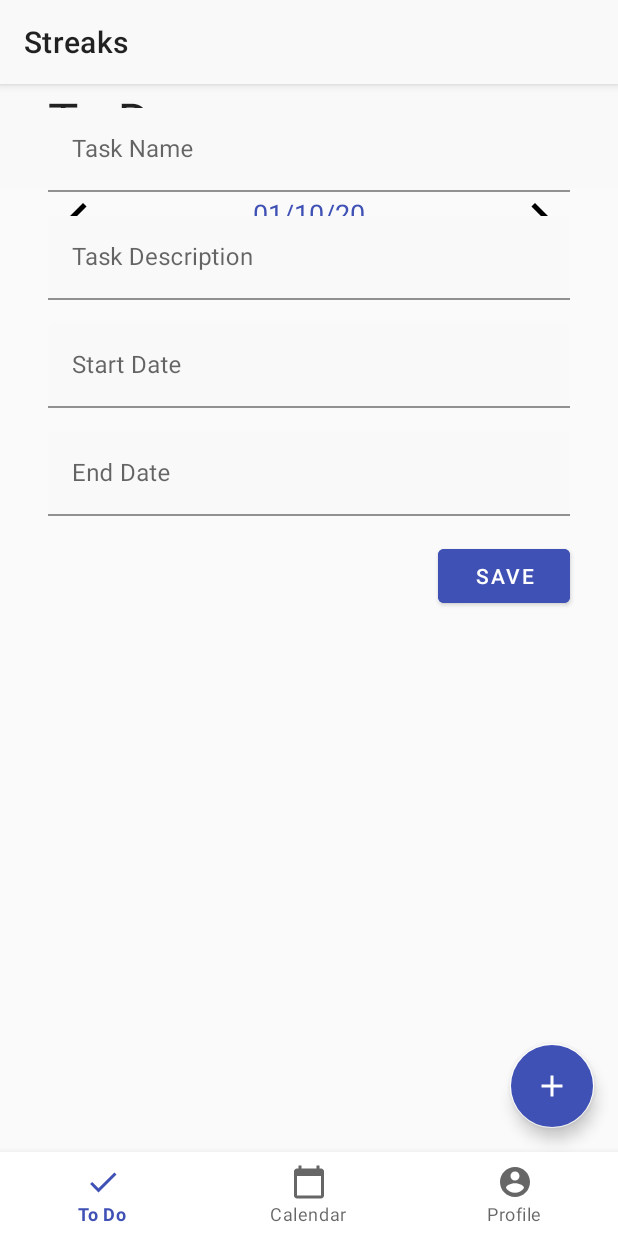
After one commit to ntsummers1/Streaks, an Android app: the fragment EditTaskFragment placed in its activity, on a phone screen of 412 x 824 dp. The commit adds this screen. Run offline under Robolectric (Android 15) with nearby library versions, the phone set to English and light mode, and no system bars; our stand-ins replace Dagger/Hilt's generated code, Room's generated code, navigation-ui; 2 statements that could not run were skipped.

Commit message:
Start work on editting tasks

```diff
--- a/app/src/main/java/com/ntsummers1/streaks/MainActivity.kt
+++ b/app/src/main/java/com/ntsummers1/streaks/MainActivity.kt
@@ -22,6 +22,7 @@ import com.ntsummers1.streaks.dependencyinjection.AppModule
 import com.ntsummers1.streaks.dependencyinjection.DaggerAppComponent
 import com.ntsummers1.streaks.dependencyinjection.RoomModule
 import com.ntsummers1.streaks.ui.tasks.CreateTaskFragment
+import com.ntsummers1.streaks.ui.tasks.EditTaskFragment
 import com.ntsummers1.streaks.ui.todo.TodoFragment
 
 
@@ -117,4 +118,12 @@ class MainActivity : AppCompatActivity() {
             .build()
             .inject(fragment)
     }
+
+    fun editTaskFragment(fragment: EditTaskFragment) {
+        DaggerAppComponent.builder()
+            .appModule(AppModule(application))
+            .roomModule(RoomModule(application))
+            .build()
+            .inject(fragment)
+    }
 }
--- a/app/src/main/java/com/ntsummers1/streaks/data/dao/TaskDao.kt
+++ b/app/src/main/java/com/ntsummers1/streaks/data/dao/TaskDao.kt
@@ -17,6 +17,9 @@ interface TaskDao {
     @Query("SELECT * FROM Task WHERE startDate <= :givenDate AND (endDate >=:givenDate OR endDate IS NULL)")
     fun findByDate(givenDate: Date): LiveData<List<Task>>
 
+    @Query("UPDATE Task set title = :title, description = :description, startDate = :startDate, endDate = :endDate where id = :id")
+    fun updateTask(id: Int, title: String, description: String?, startDate: Date, endDate: Date?)
+
     @Insert(onConflict = OnConflictStrategy.REPLACE)
     fun insert(task: Task?): Long
 
--- a/app/src/main/java/com/ntsummers1/streaks/data/repository/TaskRepository.kt
+++ b/app/src/main/java/com/ntsummers1/streaks/data/repository/TaskRepository.kt
@@ -12,6 +12,8 @@ interface TaskRepository{
 
     suspend fun findByDate(givenDate: Date): LiveData<List<Task>>
 
+    suspend fun updateTask(id: Int, title: String, description: String?, startDate: Date, endDate: Date?)
+
     suspend fun insert(task: Task?): Long
 
     suspend fun delete(task: Task?): Int
--- a/app/src/main/java/com/ntsummers1/streaks/data/repository/TaskRepositoryImpl.kt
+++ b/app/src/main/java/com/ntsummers1/streaks/data/repository/TaskRepositoryImpl.kt
@@ -24,6 +24,11 @@ class TaskRepositoryImpl @Inject constructor(taskDao: TaskDao) : TaskRepository
         return taskDao.findByDate(givenDate)
     }
 
+    override suspend fun updateTask(id: Int, title: String, description: String?,
+                                    startDate: Date, endDate: Date?) {
+        taskDao.updateTask(id, title, description, startDate, endDate)
+    }
+
     override suspend fun insert(task: Task?): Long {
         return taskDao.insert(task)
     }
--- a/app/src/main/java/com/ntsummers1/streaks/dependencyinjection/AppComponent.kt
+++ b/app/src/main/java/com/ntsummers1/streaks/dependencyinjection/AppComponent.kt
@@ -7,6 +7,7 @@ import com.ntsummers1.streaks.data.Database
 import com.ntsummers1.streaks.data.dao.TaskDao
 import com.ntsummers1.streaks.data.repository.TaskRepository
 import com.ntsummers1.streaks.ui.tasks.CreateTaskFragment
+import com.ntsummers1.streaks.ui.tasks.EditTaskFragment
 import com.ntsummers1.streaks.ui.todo.TodoFragment
 import dagger.Component
 
@@ -19,6 +20,7 @@ interface AppComponent {
     fun inject(mainActivity: MainActivity?)
     fun inject(target: TodoFragment)
     fun inject(target: CreateTaskFragment)
+    fun inject(target: EditTaskFragment)
     fun taskDao(): TaskDao?
     fun database(): Database?
     fun taskrepository(): TaskRepository?
--- /dev/null
+++ b/app/src/main/java/com/ntsummers1/streaks/ui/tasks/EditTaskFragment.kt
@@ -0,0 +1,146 @@
+package com.ntsummers1.streaks.ui.tasks
+
+import android.app.DatePickerDialog
+import android.os.Bundle
+import android.util.Log
+import android.view.LayoutInflater
+import android.view.View
+import android.view.ViewGroup
+import android.widget.EditText
+import android.widget.TextView
+import androidx.fragment.app.Fragment
+import androidx.lifecycle.Observer
+import androidx.lifecycle.ViewModelProviders
+import androidx.navigation.findNavController
+import com.google.android.material.button.MaterialButton
+import com.google.android.material.floatingactionbutton.FloatingActionButton
+import com.google.android.material.textfield.TextInputEditText
+import com.ntsummers1.streaks.MainActivity
+import com.ntsummers1.streaks.R
+import com.ntsummers1.streaks.data.entity.Task
+import kotlinx.android.synthetic.main.fragment_edit_task.*
+import kotlinx.coroutines.GlobalScope
+import kotlinx.coroutines.async
+import kotlinx.coroutines.launch
+import java.text.SimpleDateFormat
+import java.util.*
+import javax.inject.Inject
+
+class EditTaskFragment : Fragment() {
+
+    @Inject
+    lateinit var viewModelFactory: EditTaskViewModelFactory
+    lateinit var viewModel: EditTaskViewModel
+
+    private var saveTaskButton: MaterialButton? = null
+    private var editTaskTitle: TextInputEditText? = null
+    private var editTaskDescription: TextInputEditText? = null
+
+    lateinit var editTaskStartDate: TextInputEditText
+    lateinit var editTaskStartDateCalendar: Calendar
+
+    lateinit var editTaskEndDate: TextInputEditText
+    lateinit var editTaskEndDateCalendar: Calendar
+
+    private var taskId: Int = 0
+
+    override fun onCreateView(
+        inflater: LayoutInflater,
+        container: ViewGroup?,
+        savedInstanceState: Bundle?
+    ): View? {
+        val root = inflater.inflate(R.layout.fragment_edit_task, container, false)
+
+        (activity as MainActivity).setupLowerLevelFragment()
+        (activity as MainActivity).editTaskFragment(this)
+
+        arguments?.let {
+            taskId = it.getInt("taskId")
+        }
+
+        saveTaskButton = root.findViewById(R.id.save_task)
+        editTaskTitle = root.findViewById(R.id.edit_task_title_input)
+        editTaskDescription = root.findViewById(R.id.edit_task_description_input)
+
+        editTaskStartDateCalendar = Calendar.getInstance()
+        editTaskStartDate = root.findViewById(R.id.edit_task_start_date_input)
+
+        val startDate = DatePickerDialog.OnDateSetListener { view, year, monthOfYear, dayOfMonth ->
+            editTaskStartDateCalendar.set(Calendar.YEAR, year)
+            editTaskStartDateCalendar.set(Calendar.MONTH, monthOfYear)
+            editTaskStartDateCalendar.set(Calendar.DAY_OF_MONTH, dayOfMonth)
+            updateLabel(editTaskStartDate, editTaskStartDateCalendar)
+        }
+
+        editTaskStartDate.setOnClickListener {
+            DatePickerDialog(context, startDate,
+                editTaskStartDateCalendar.get(Calendar.YEAR),
+                editTaskStartDateCalendar.get(Calendar.MONTH),
+                editTaskStartDateCalendar.get(Calendar.DAY_OF_MONTH)
+            ).show()
+        }
+
+        editTaskEndDateCalendar = Calendar.getInstance()
+        editTaskEndDate = root.findViewById(R.id.edit_task_end_date_input)
+
+        val endDate = DatePickerDialog.OnDateSetListener { view, year, monthOfYear, dayOfMonth ->
+            editTaskEndDateCalendar.set(Calendar.YEAR, year)
+            editTaskEndDateCalendar.set(Calendar.MONTH, monthOfYear)
+            editTaskEndDateCalendar.set(Calendar.DAY_OF_MONTH, dayOfMonth)
+            updateLabel(editTaskEndDate, editTaskEndDateCalendar)
+        }
+
+        editTaskEndDate.setOnClickListener {
+            DatePickerDialog(context, endDate,
+                editTaskEndDateCalendar.get(Calendar.YEAR),
+                editTaskEndDateCalendar.get(Calendar.MONTH),
+                editTaskEndDateCalendar.get(Calendar.DAY_OF_MONTH)
+            ).show()
+        }
+
+        return root
+    }
+
+    override fun onActivityCreated(savedInstanceState: Bundle?) {
+        super.onActivityCreated(savedInstanceState)
+
+        viewModel = ViewModelProviders.of(this, viewModelFactory)
+            .get(EditTaskViewModel::class.java)
+
+        initUi()
+    }
+
+    fun initUi() {
+
+        GlobalScope.async {
+            val task = viewModel.findTaskById(taskId)
+
+            task.observe(this@EditTaskFragment, Observer {
+                editTaskTitle?.setText(it.getTitle())
+                editTaskDescription?.setText(it.getDescription())
+            })
+        }
+
+
+        saveTaskButton?.setOnClickListener {
+            val title = editTaskTitle?.text.toString()
+            val description = editTaskDescription?.text?.toString()
+            val startDate = editTaskStartDateCalendar.time
+            val endDate = editTaskEndDateCalendar.time
+
+            if (!title.isNullOrEmpty()) {
+                GlobalScope.launch {
+                    viewModel.updateTask(taskId, title, description, startDate, endDate)
+                }
+                view?.findNavController()?.
+                    navigate(R.id.action_navigation_edit_task_to_navigation_todo)
+            }
+        }
+    }
+
+    private fun updateLabel(date: TextInputEditText, calendar: Calendar) {
+        val myFormat = "MM/dd/yy"
+        val sdf = SimpleDateFormat(myFormat, Locale.US)
+        date.setText(sdf.format(calendar.getTime()))
+    }
+}
--- /dev/null
+++ b/app/src/main/java/com/ntsummers1/streaks/ui/tasks/EditTaskViewModel.kt
@@ -0,0 +1,32 @@
+package com.ntsummers1.streaks.ui.tasks
+
+import androidx.lifecycle.LiveData
+import androidx.lifecycle.MutableLiveData
+import androidx.lifecycle.ViewModel
+import androidx.lifecycle.ViewModelProvider
+import com.ntsummers1.streaks.data.entity.Task
+import com.ntsummers1.streaks.data.repository.TaskRepository
+import com.ntsummers1.streaks.ui.todo.TodoViewModel
+import com.ntsummers1.streaks.utils.lazyDeferred
+import java.util.*
+import javax.inject.Inject
+
+class EditTaskViewModel(private val taskRepository: TaskRepository) : ViewModel() {
+
+    suspend fun findTaskById(id: Int): LiveData<Task> {
+        return taskRepository.findById(id)
+    }
+
+    suspend fun updateTask(id: Int, title: String, description: String?, startDate: Date, endDate: Date?) {
+        taskRepository.updateTask(id, title, description, startDate, endDate)
+    }
+}
+
+class EditTaskViewModelFactory @Inject constructor(private val taskRepository: TaskRepository) :
+    ViewModelProvider.NewInstanceFactory() {
+
+    @Suppress("UNCHECKED_CAST")
+    override fun <T : ViewModel?> create(modelClass: Class<T>): T {
+        return EditTaskViewModel(taskRepository) as T
+    }
+}
--- a/app/src/main/java/com/ntsummers1/streaks/ui/todo/TaskRecyclerViewAdapter.kt
+++ b/app/src/main/java/com/ntsummers1/streaks/ui/todo/TaskRecyclerViewAdapter.kt
@@ -1,8 +1,10 @@
 package com.ntsummers1.streaks.ui.todo
 
+import android.os.Bundle
 import android.view.LayoutInflater
 import android.view.View
 import android.view.ViewGroup
+import androidx.navigation.findNavController
 import androidx.recyclerview.widget.RecyclerView
 import com.ntsummers1.streaks.R
 import com.ntsummers1.streaks.data.entity.Task
@@ -37,19 +39,13 @@ class TaskRecyclerViewAdapter: RecyclerView.Adapter<TaskRecyclerViewAdapter.Repo
             itemView.task_name.text = task.getTitle()
             itemView.task_description.text = task.getDescription()
 
-//            itemView.home_fragment_event_day.text =
-//                "${DateFormat.format("d", event.startsAt)}"
-//            itemView.home_fragment_event_month.text =
-//                "${DateFormat.format("MMM", event.startsAt)}"
-//            itemView.home_fragment_event_name.text = event.name
-//            itemView.home_fragment_event_time_location.text =
-//                "${DateFormat.format("hh:mm a", event.startsAt)} • ${event.location}"
-//
-//            itemView.setOnClickListener {
-//                val bundle = Bundle()
-//                bundle.putSerializable("EVENT", EventViewModel(event))
-//                itemView.findNavController().navigate(
-//                    R.id.action_nav_today_to_eventDetailFragment, bundle)
+            itemView.setOnClickListener {
+                val bundle = Bundle()
+                bundle.putInt("taskId", task.getId())
+                itemView.findNavController().navigate(
+                    R.id.action_navigation_todo_to_navigation_edit_task, bundle
+                )
+            }
         }
     }
 }
--- /dev/null
+++ b/app/src/main/res/layout/fragment_edit_task.xml
@@ -0,0 +1,105 @@
+<?xml version="1.0" encoding="utf-8"?>
+<LinearLayout xmlns:android="http://schemas.android.com/apk/res/android"
+    android:layout_width="match_parent"
+    android:layout_height="match_parent"
+    xmlns:app="http://schemas.android.com/apk/res-auto"
+    android:layout_marginTop="?android:actionBarSize"
+    android:orientation="vertical"
+    android:theme="@style/AppTheme"
+    style="@style/Background">
+
+    <GridLayout
+        android:id="@+id/grid"
+        android:layout_width="match_parent"
+        android:layout_height="wrap_content"
+        android:layout_gravity="center"
+        android:paddingStart="@dimen/activity_vertical_margin"
+        android:paddingEnd="@dimen/activity_vertical_margin"
+        android:clipToPadding="false"
+        android:columnCount="1">
+
+        <com.google.android.material.textfield.TextInputLayout
+            android:id="@+id/edit_task_title_hint"
+            android:layout_width="match_parent"
+            android:layout_height="wrap_content"
+            android:layout_row="0"
+            android:hint="@string/edit_task_title_hint"
+            android:layout_marginTop="@dimen/activity_horizontal_margin"
+            android:layout_marginBottom="@dimen/activity_horizontal_margin"
+            app:endIconMode="clear_text">
+
+            <com.google.android.material.textfield.TextInputEditText
+                android:id="@+id/edit_task_title_input"
+                android:layout_width="match_parent"
+                android:layout_height="wrap_content"
+                />
+
+        </com.google.android.material.textfield.TextInputLayout>
+
+        <com.google.android.material.textfield.TextInputLayout
+            android:id="@+id/edit_task_description_hint"
+            android:layout_width="match_parent"
+            android:layout_height="wrap_content"
+            android:layout_row="1"
+            android:hint="@string/edit_task_description_hint"
+            android:layout_marginBottom="@dimen/activity_horizontal_margin"
+            app:endIconMode="clear_text">
+
+            <com.google.android.material.textfield.TextInputEditText
+                android:id="@+id/edit_task_description_input"
+                android:layout_width="match_parent"
+                android:layout_height="wrap_content"/>
+
+        </com.google.android.material.textfield.TextInputLayout>
+
+        <com.google.android.material.textfield.TextInputLayout
+            android:id="@+id/edit_task_start_date"
+            android:layout_width="match_parent"
+            android:layout_height="wrap_content"
+            android:layout_row="1"
+            android:hint="Start Date"
+            android:layout_marginBottom="@dimen/activity_horizontal_margin"
+            app:endIconMode="clear_text">
+
+            <com.google.android.material.textfield.TextInputEditText
+                android:id="@+id/edit_task_start_date_input"
+                android:layout_width="match_parent"
+                android:layout_height="wrap_content"
+                android:clickable="true"
+                android:focusable="false"
+                android:inputType="none"/>
+
+        </com.google.android.material.textfield.TextInputLayout>
+
+        <com.google.android.material.textfield.TextInputLayout
+            android:id="@+id/edit_task_end_date"
+            android:layout_width="match_parent"
+            android:layout_height="wrap_content"
+            android:layout_row="1"
+            android:hint="End Date"
+            android:layout_marginBottom="@dimen/activity_horizontal_margin"
+            app:endIconMode="clear_text">
+
+            <com.google.android.material.textfield.TextInputEditText
+                android:id="@+id/edit_task_end_date_input"
+                android:layout_width="match_parent"
+                android:layout_height="wrap_content"
+                android:clickable="true"
+                android:focusable="false"
+                android:inputType="none"/>
+
+        </com.google.android.material.textfield.TextInputLayout>
+
+        <com.google.android.material.button.MaterialButton
+            android:id="@+id/save_task"
+            android:layout_width="wrap_content"
+            android:layout_height="wrap_content"
+            android:layout_row="2"
+            android:layout_gravity="end"
+            android:text="@string/edit_task_create_button"
+            android:backgroundTint="@color/color_primary"
+            app:tint ="@color/white"/>
+
+
+    </GridLayout>
+</LinearLayout>
--- a/app/src/main/res/navigation/mobile_navigation.xml
+++ b/app/src/main/res/navigation/mobile_navigation.xml
@@ -15,6 +15,9 @@
             app:destination="@id/navigation_create_task"
             app:enterAnim="@anim/nav_default_enter_anim"
             app:exitAnim="@anim/nav_default_exit_anim" />
+        <action
+            android:id="@+id/action_navigation_todo_to_navigation_edit_task"
+            app:destination="@id/navigation_edit_task" />
     </fragment>
 
     <fragment
@@ -36,4 +39,15 @@
             android:id="@+id/action_navigation_create_task_to_navigation_todo"
             app:destination="@id/navigation_todo" />
     </fragment>
+    <fragment
+        android:id="@+id/navigation_edit_task"
+        android:name="com.ntsummers1.streaks.ui.tasks.EditTaskFragment"
+        android:label="@string/title_edit_task" >
+        <action
+            android:id="@+id/action_navigation_edit_task_to_navigation_todo"
+            app:destination="@id/navigation_todo" />
+        <argument
+            android:name="taskId"
+            app:argType="integer" />
+    </fragment>
 </navigation>
--- a/app/src/main/res/values/strings.xml
+++ b/app/src/main/res/values/strings.xml
@@ -6,6 +6,7 @@
     <string name="title_calendar">Calendar</string>
     <string name="title_profile">Profile</string>
     <string name="title_create_task">Create A Task</string>
+    <string name="title_edit_task">Edit</string>
 
     <!-- To Do Fragment -->
     <string name="todo_header">To Do</string>
@@ -21,4 +22,9 @@
     <string name="create_task_description_hint">Task Description</string>
     <string name="create_task_create_button">Create</string>
 
+    <!-- Edit Task Fragment -->
+    <string name="edit_task_title_hint">Task Name</string>
+    <string name="edit_task_description_hint">Task Description</string>
+    <string name="edit_task_create_button">Save</string>
+
 </resources>
```
